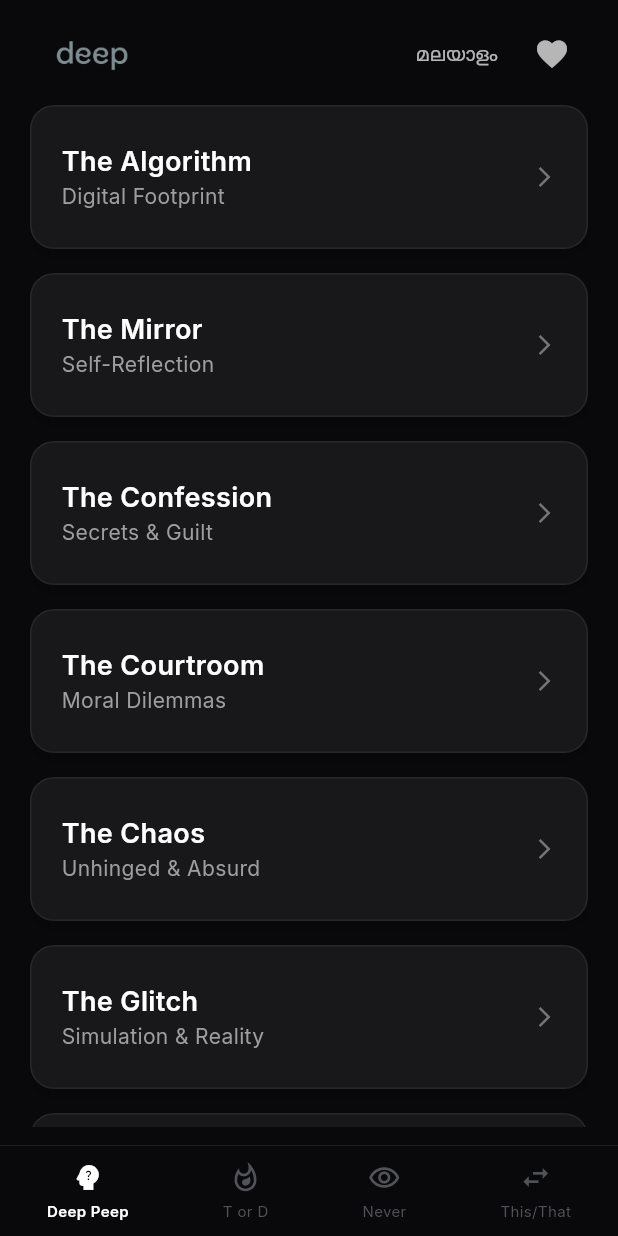
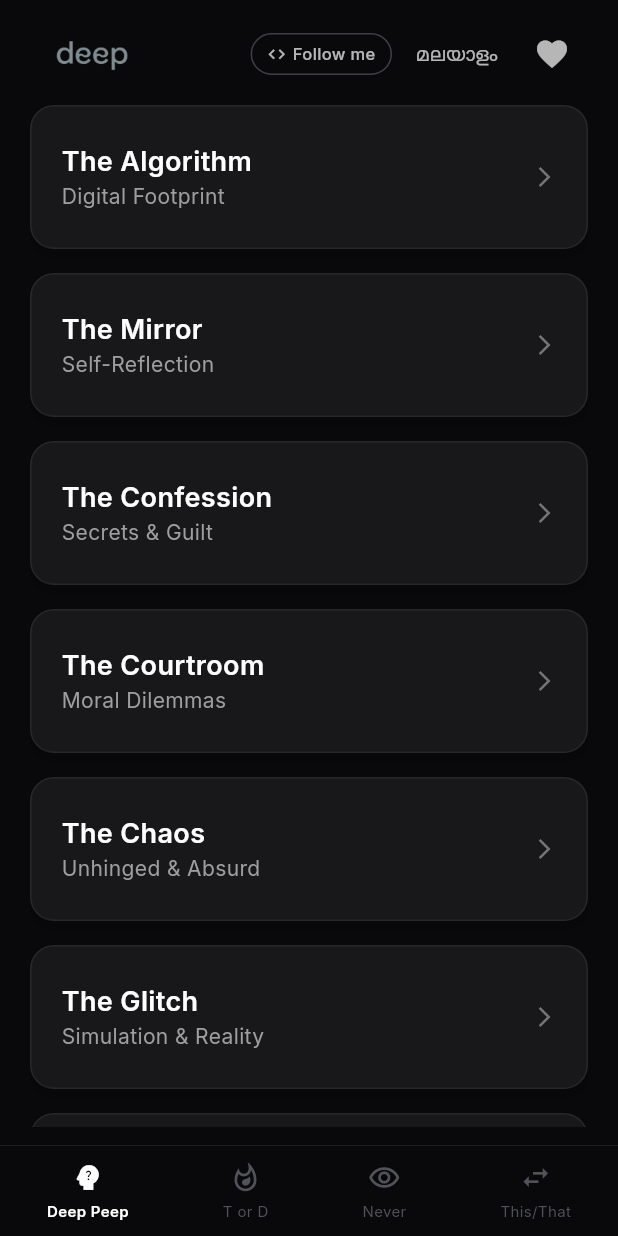
Before and after one commit to shad-ct/deep-peep, a Flutter app: the screen it shows after launch, on a phone screen of 412 x 824 dp. Run offline on Flutter 3.47's test engine with Material 3 defaults, Android fonts, the phone set to English and light mode, and no system bars; drawn by our look-alikes of flutter_animate; our stand-ins replace flutter_riverpod, gap, riverpod_annotation, share_plus, shared_preferences; generated files the repository leaves out were written again.

Commit message:
feat: add Follow me button linking to GitHub profile

```diff
--- a/lib/screens/start_screen.dart
+++ b/lib/screens/start_screen.dart
@@ -2,6 +2,7 @@ import 'package:flutter/material.dart';
 import 'package:flutter_riverpod/flutter_riverpod.dart';
 import 'package:flutter_animate/flutter_animate.dart';
 import 'package:gap/gap.dart';
+import 'package:url_launcher/url_launcher.dart';
 import '../models/question.dart';
 import '../providers/game_provider.dart';
 import '../providers/language_provider.dart';
@@ -29,6 +30,39 @@ class StartScreen extends ConsumerWidget {
                    ),
                    Row(
                      children: [
+                       // Follow me button
+                       GestureDetector(
+                         onTap: () async {
+                           final uri = Uri.parse('https://github.com/shad-ct');
+                           if (await canLaunchUrl(uri)) {
+                             await launchUrl(uri, mode: LaunchMode.externalApplication);
+                           }
+                         },
+                         child: Container(
+                           padding: const EdgeInsets.symmetric(horizontal: 10, vertical: 5),
+                           decoration: BoxDecoration(
+                             border: Border.all(color: const Color(0xFF3F3F46)),
+                             borderRadius: BorderRadius.circular(20),
+                           ),
+                           child: Row(
+                             mainAxisSize: MainAxisSize.min,
+                             children: const [
+                               Icon(Icons.code, color: Colors.white70, size: 13),
+                               SizedBox(width: 4),
+                               Text(
+                                 'Follow me',
+                                 style: TextStyle(
+                                   color: Colors.white70,
+                                   fontSize: 11,
+                                   fontWeight: FontWeight.w500,
+                                   fontFamily: 'Inter',
+                                 ),
+                               ),
+                             ],
+                           ),
+                         ),
+                       ),
+                       const SizedBox(width: 4),
                        TextButton(
                          onPressed: () {
                            ref.read(languageProvider.notifier).toggle();
--- a/pubspec.yaml
+++ b/pubspec.yaml
@@ -18,6 +18,7 @@ dependencies:
   flutter_animate: ^4.5.2
   gap: ^3.0.1
   share_plus: ^12.0.1
+  url_launcher: ^6.3.1
 
 dev_dependencies:
   flutter_test:
```
Also changed, not shown: pubspec.lock.
